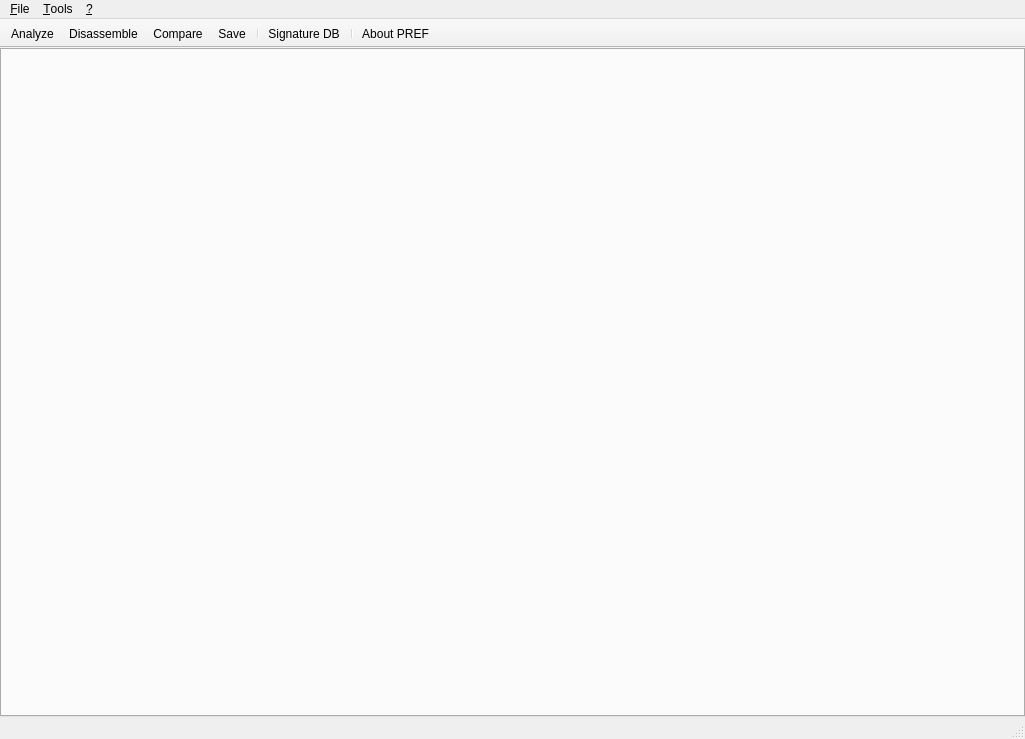
This is mainwindow.ui in PREF/PREF as Qt 5 draws it before an edit. The edited form follows.
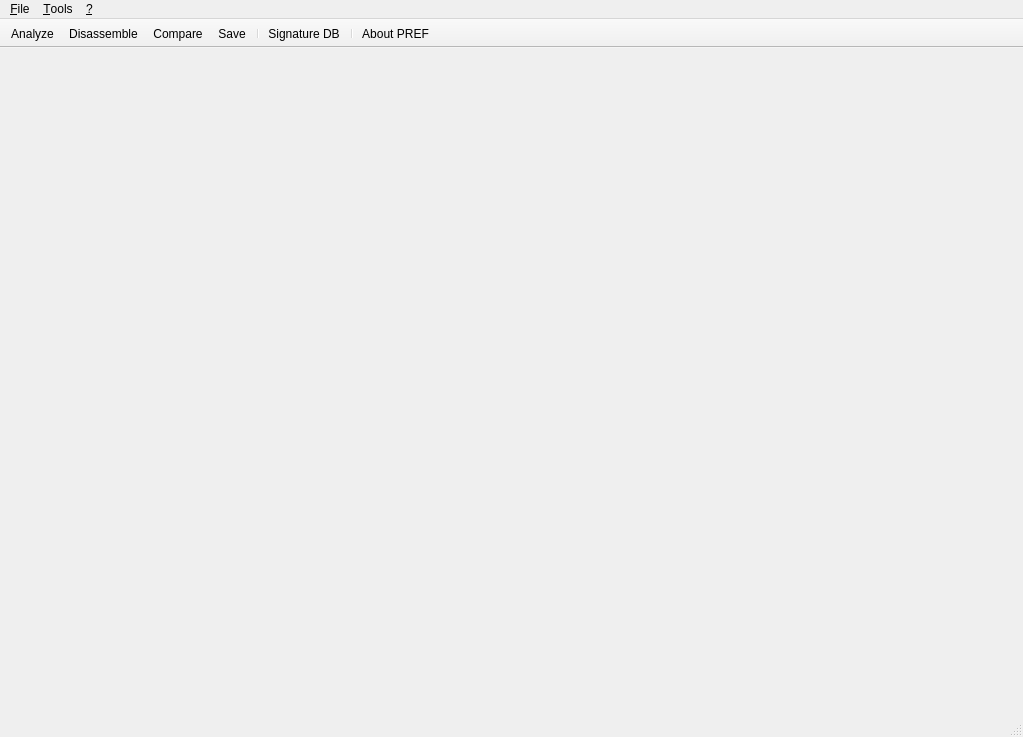
This is the edited form. Icons and pictures are not drawn. Custom widgets are drawn as their Qt base class.

Commit message: Dropped Multiple File support

Patch:
```diff
--- a/mainwindow.ui
+++ b/mainwindow.ui
@@ -6,8 +6,8 @@
    <rect>
     <x>0</x>
     <y>0</y>
-    <width>1025</width>
-    <height>739</height>
+    <width>1023</width>
+    <height>737</height>
    </rect>
   </property>
   <property name="windowTitle">
@@ -31,16 +31,6 @@
     <property name="bottomMargin">
      <number>0</number>
     </property>
-    <item>
-     <widget class="PrefTabWidget" name="tabWidget">
-      <property name="acceptDrops">
-       <bool>true</bool>
-      </property>
-      <property name="tabsClosable">
-       <bool>true</bool>
-      </property>
-     </widget>
-    </item>
    </layout>
   </widget>
   <widget class="QMenuBar" name="menuBar">
@@ -48,8 +38,8 @@
     <rect>
      <x>0</x>
      <y>0</y>
-     <width>1025</width>
-     <height>20</height>
+     <width>1023</width>
+     <height>22</height>
     </rect>
    </property>
    <widget class="QMenu" name="menu_File">
@@ -231,14 +221,6 @@
   </action>
  </widget>
  <layoutdefault spacing="6" margin="11"/>
- <customwidgets>
-  <customwidget>
-   <class>PrefTabWidget</class>
-   <extends>QTabWidget</extends>
-   <header>preftabwidget/preftabwidget.h</header>
-   <container>1</container>
-  </customwidget>
- </customwidgets>
  <resources>
   <include location="resources.qrc"/>
  </resources>
```
The commit also changes 2 other files.
